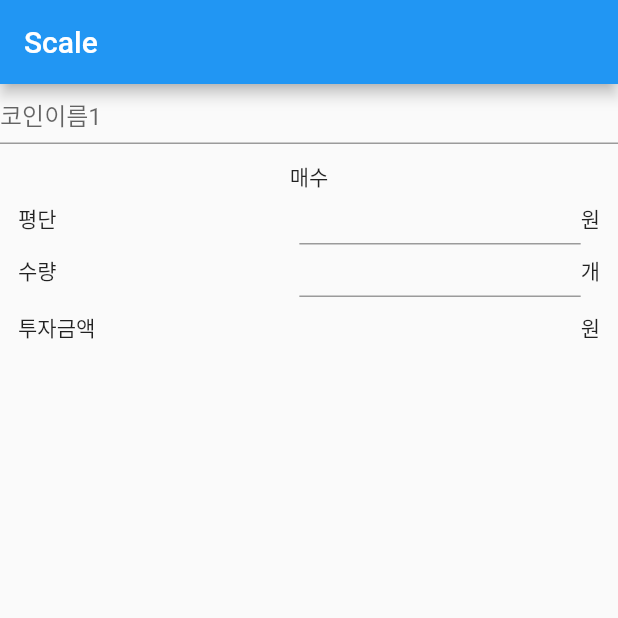
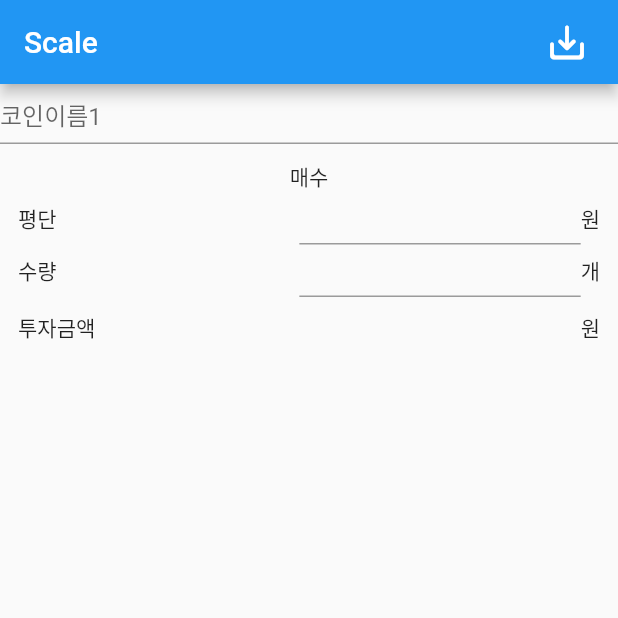
Before and after one commit to realapril/crypto_scale_trade, a Flutter app: the screen it shows after launch, item 2 of the bottom bar chosen, on a phone screen of 412 x 824 dp, the top half of it. Run offline on Flutter 3.47's test engine with Material 2 defaults, Android fonts, the phone set to English and light mode, and no system bars; drawn by our look-alikes of google_nav_bar; our stand-ins replace flutter_keyboard_visibility, google_fonts, line_icons, sticky_headers; generated files the repository leaves out were written again.

Commit message:
Added save iconbutton and tooltip in scale planning appbar,

```diff
--- a/lib/screens/scale_planning_screen.dart
+++ b/lib/screens/scale_planning_screen.dart
@@ -21,7 +21,24 @@ class _ScalePlanning extends State<ScalePlanningScreen>{
     planProvider = Provider.of<PlanListvewProvider>(context);
 
     return Scaffold(
-      appBar: AppBar(title: Text(AppLocalizations.of(context)!.scale)),
+      appBar: AppBar(
+          title: Text(AppLocalizations.of(context)!.scale),
+          actions: <Widget>[
+            IconButton(
+            iconSize: 30.0,
+            icon: const Icon(Icons.save_alt_rounded),
+            tooltip: 'Save data',
+            onPressed: () {
+                // ScaffoldMessenger.of(context).showSnackBar(
+                //   const SnackBar(content: Text('This is a snackbar')));
+              },
+            ),
+            SizedBox(
+              width: 10,
+            ),
+
+          ]
+      ),
       body: GestureDetector(
         onTap: () => FocusManager.instance.primaryFocus?.unfocus(),
         behavior: HitTestBehavior.opaque,
```
